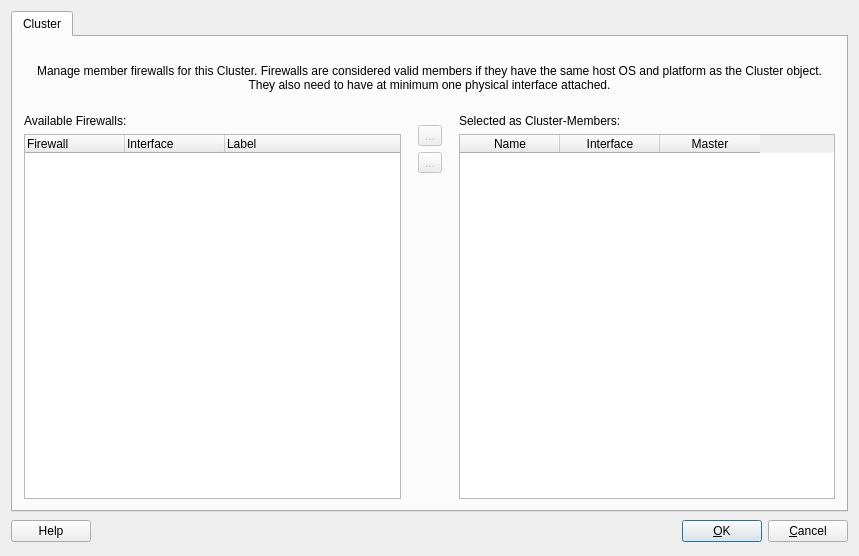
Before: the Qt Designer form src/gui/clustermembersdialog_q.ui in fwbuilder/fwbuilder, drawn with Qt 5.
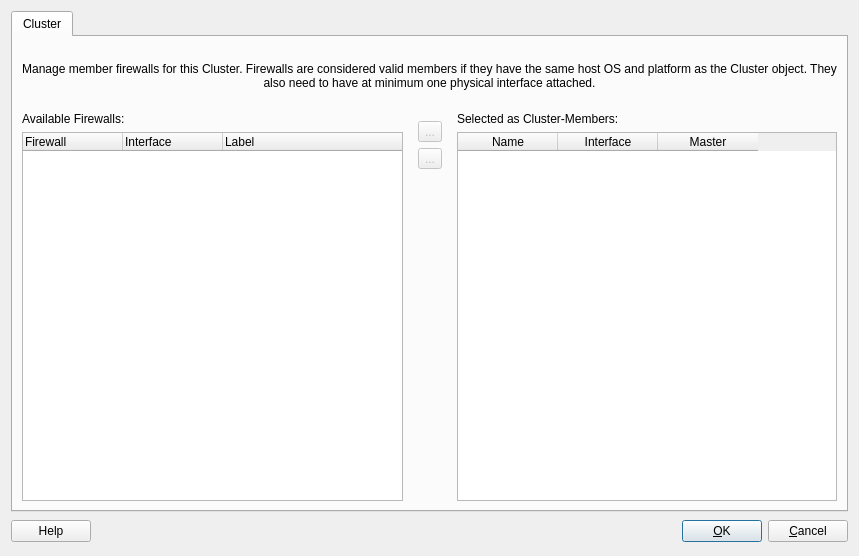
After: the same form once the commit is applied. Icons and pictures are not drawn.

Commit message: See #501 Finally cleaned up dialog layout for all object dialogs. Had to remove default margin and spacing in the "form setting" for each dialog

```diff
--- a/src/gui/clustermembersdialog_q.ui
+++ b/src/gui/clustermembersdialog_q.ui
@@ -301,7 +301,6 @@
    </item>
   </layout>
  </widget>
- <layoutdefault spacing="6" margin="11" />
  <tabstops>
   <tabstop>buttonOk</tabstop>
   <tabstop>buttonCancel</tabstop>
```
Left out of the diff: 1 changed line with no effect on the pictures. The commit also changes 30 other files.
